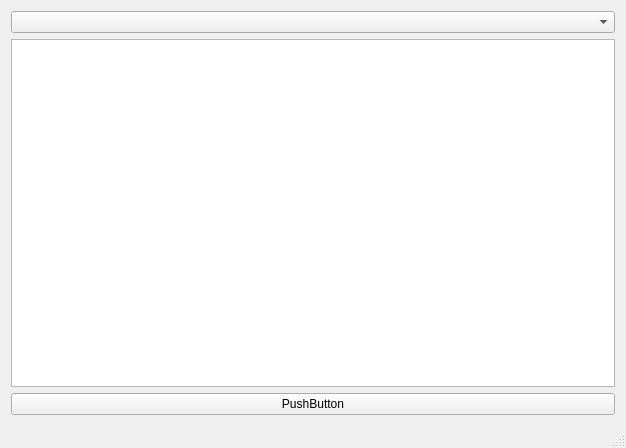
Before: the Qt Designer form firstgui/mainwindow.ui in MacroGu/qtProject, drawn with Qt 5.
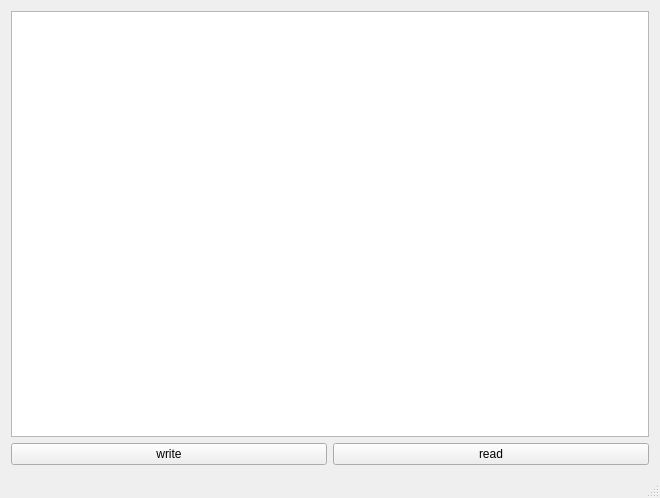
After: the same form once the commit is applied.

```diff
--- a/firstgui/mainwindow.ui
+++ b/firstgui/mainwindow.ui
@@ -6,8 +6,8 @@
    <rect>
     <x>0</x>
     <y>0</y>
-    <width>626</width>
-    <height>448</height>
+    <width>660</width>
+    <height>498</height>
    </rect>
   </property>
   <property name="windowTitle">
@@ -21,17 +21,25 @@
     <item>
      <layout class="QVBoxLayout" name="verticalLayout">
       <item>
-       <widget class="QComboBox" name="comboBox"/>
+       <widget class="QPlainTextEdit" name="plainTextEdit"/>
       </item>
       <item>
-       <widget class="QListWidget" name="listWidget"/>
-      </item>
+       <layout class="QHBoxLayout" name="horizontalLayout">
       <item>
        <widget class="QPushButton" name="pushButton">
         <property name="text">
-         <string>PushButton</string>
-        </property>
-       </widget>
+           <string>write</string>
+          </property>
+         </widget>
+        </item>
+        <item>
+         <widget class="QPushButton" name="pushButton_2">
+          <property name="text">
+           <string>read</string>
+          </property>
+         </widget>
+        </item>
+       </layout>
       </item>
      </layout>
     </item>
```
Left out of the diff: 2 changed lines with no effect on the pictures. Lines whose indentation alone changed are shown as unchanged.
